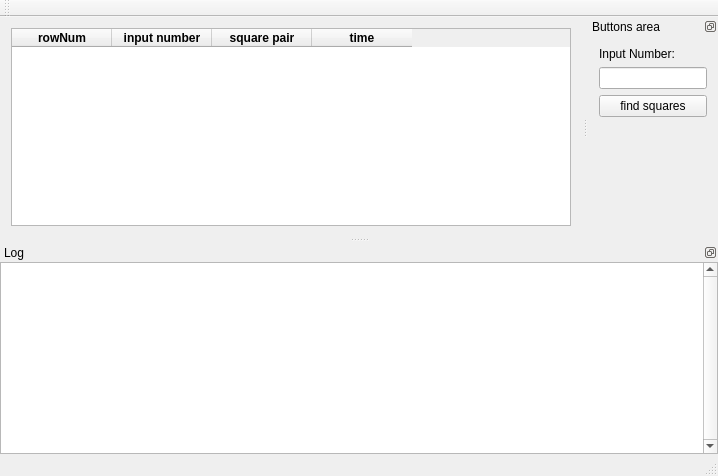
Above: squareSumUI.ui from Mar4eli/squareSum before the change. Below: the same form after it.
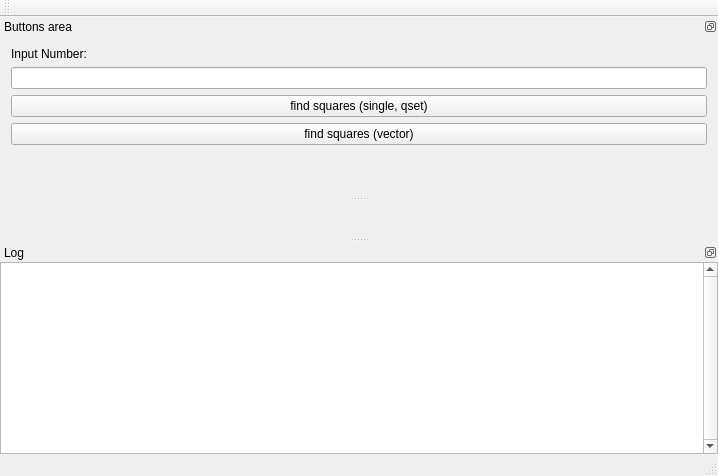
That is the form after the change.

Commit message: Использование QVector даёт прирости в скорости, но у QVector int в качестве ключа, соответственно, когда происходит переполнение int, вектор падает. Использование std::vector обходит это. но из std::vector нельзя перейти в QSet. Использование std::set убивает своим find весь прирост скорости за счёт вектора

What changed in the file:
```diff
--- a/squareSumUI.ui
+++ b/squareSumUI.ui
@@ -14,68 +14,7 @@
    <string>squareSumUI</string>
   </property>
   <widget class="QWidget" name="centralWidget">
-   <layout class="QHBoxLayout" name="horizontalLayout">
-    <item>
-     <widget class="QTableWidget" name="resultsTable">
-      <column>
-       <property name="text">
-        <string>rowNum</string>
-       </property>
-       <property name="font">
-        <font>
-         <weight>75</weight>
-         <bold>true</bold>
-        </font>
-       </property>
-       <property name="textAlignment">
-        <set>AlignCenter</set>
-       </property>
-      </column>
-      <column>
-       <property name="text">
-        <string>input number</string>
-       </property>
-       <property name="font">
-        <font>
-         <weight>75</weight>
-         <bold>true</bold>
-        </font>
-       </property>
-       <property name="textAlignment">
-        <set>AlignCenter</set>
-       </property>
-      </column>
-      <column>
-       <property name="text">
-        <string>square pair</string>
-       </property>
-       <property name="font">
-        <font>
-         <weight>75</weight>
-         <bold>true</bold>
-        </font>
-       </property>
-       <property name="textAlignment">
-        <set>AlignCenter</set>
-       </property>
-      </column>
-      <column>
-       <property name="text">
-        <string>time</string>
-       </property>
-       <property name="font">
-        <font>
-         <weight>75</weight>
-         <bold>true</bold>
-        </font>
-       </property>
-       <property name="textAlignment">
-        <set>AlignCenter</set>
-       </property>
-      </column>
-     </widget>
-    </item>
-   </layout>
+   <layout class="QHBoxLayout" name="horizontalLayout"/>
   </widget>
   <widget class="QMenuBar" name="menuBar">
    <property name="geometry">
@@ -159,7 +98,7 @@
     <string>Buttons area</string>
    </property>
    <attribute name="dockWidgetArea">
-    <number>2</number>
+    <number>4</number>
    </attribute>
    <widget class="QWidget" name="rightDockContents">
     <layout class="QVBoxLayout" name="verticalLayout_2">
@@ -176,7 +115,14 @@
      <item>
       <widget class="QPushButton" name="findSquares">
        <property name="text">
-        <string>find squares</string>
+        <string>find squares (single, qset)</string>
+       </property>
+      </widget>
+     </item>
+     <item>
+      <widget class="QPushButton" name="findSquaresVector">
+       <property name="text">
+        <string>find squares (vector)</string>
        </property>
       </widget>
      </item>
```
Left out of the diff: 2 changed lines with no effect on the pictures. The commit also changes 3 other files.
